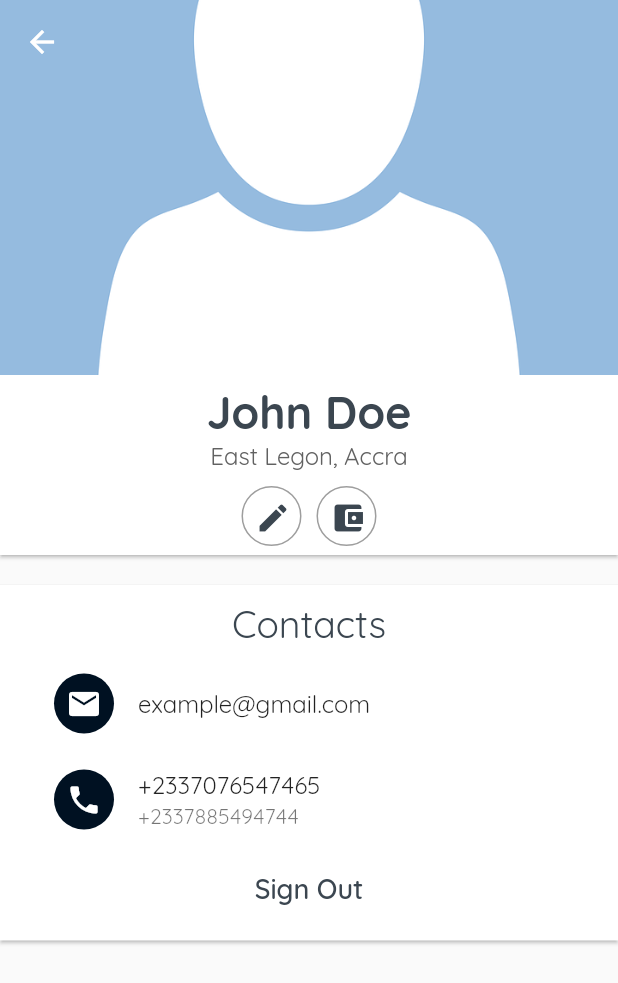
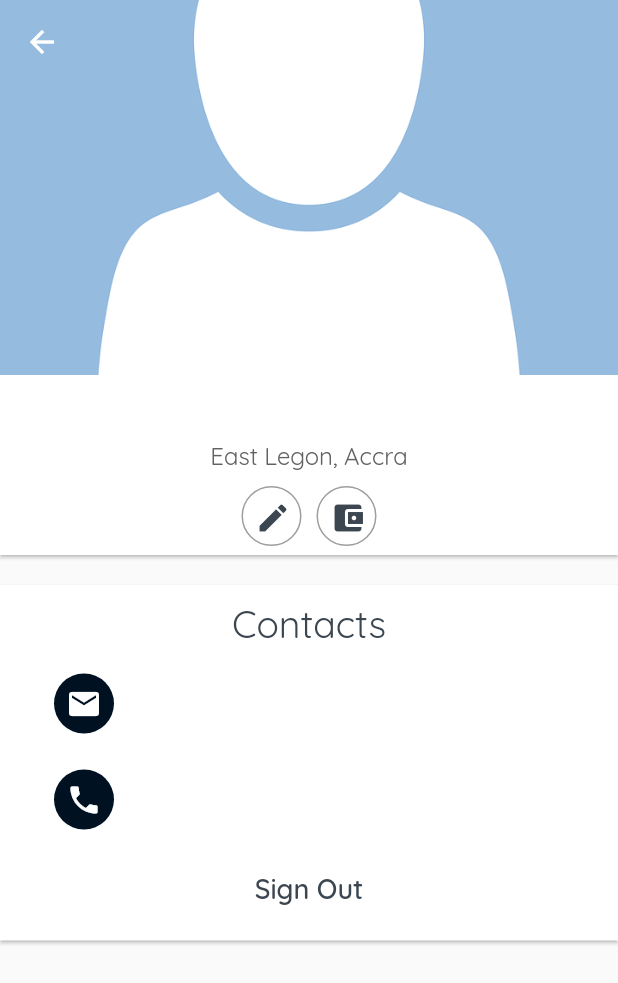
Before and after one commit to cjs10lib/bank_app, a Flutter app: the ProfilePage screen opened by its route, on a phone screen of 412 x 824 dp. Shown: the top 983 px of the screen. Run offline on Flutter 3.47's test engine with Material 2 defaults, Android fonts, the phone set to English and light mode, and no system bars; our stand-ins replace cloud_firestore, firebase_auth, firebase_storage, image_picker; accounts and stored records are empty.

Commit message:
Implemented live data in profile page

```diff
--- a/lib/pages/profile_edit_page.dart
+++ b/lib/pages/profile_edit_page.dart
@@ -36,7 +36,8 @@ class _ProfileEditPageState extends State<ProfileEditPage> {
         }
       },
       onSaved: (String value) {
-        _formData['firstname'] = '${value[0].toUpperCase()}${value.substring(1)}';
+        _formData['firstname'] =
+            '${value[0].toUpperCase()}${value.substring(1)}';
       },
     );
   }
@@ -55,7 +56,8 @@ class _ProfileEditPageState extends State<ProfileEditPage> {
         }
       },
       onSaved: (String value) {
-        _formData['lastname'] = '${value[0].toUpperCase()}${value.substring(1)}';
+        _formData['lastname'] =
+            '${value[0].toUpperCase()}${value.substring(1)}';
       },
     );
   }
@@ -77,7 +79,7 @@ class _ProfileEditPageState extends State<ProfileEditPage> {
         }
       },
       onSaved: (String value) {
-        _formData['mobilePhone'] = value;
+        _formData['mobilePhone'] = '+233$value';
       },
     );
   }
@@ -94,10 +96,30 @@ class _ProfileEditPageState extends State<ProfileEditPage> {
           suffixIcon: Icon(Icons.local_phone)),
       initialValue: profile != null ? profile.otherPhone : null,
       onSaved: (String value) {
-        _formData['otherPhone'] = value;
+        _formData['otherPhone'] = '+233$value';
       },
     );
   }
+
+  // Widget _buildLastNameTextField(Profile profile) {
+  //   return TextFormField(
+  //     decoration: InputDecoration(
+  //       filled: true,
+  //       fillColor: Colors.white,
+  //       labelText: 'Last Name',
+  //     ),
+  //     initialValue: profile != null ? profile.lastname : null,
+  //     validator: (String value) {
+  //       if (value.isEmpty) {
+  //         return 'Lastname is required!';
+  //       }
+  //     },
+  //     onSaved: (String value) {
+  //       _formData['lastname'] =
+  //           '${value[0].toUpperCase()}${value.substring(1)}';
+  //     },
+  //   );
+  // }
 
   Widget _buildFormControls(BuildContext context, MainModel model) {
     return Row(
--- a/lib/pages/profile_page.dart
+++ b/lib/pages/profile_page.dart
@@ -1,17 +1,15 @@
+import 'package:bank_app/models/profile.dart';
+import 'package:bank_app/scoped_models/main_model.dart';
 import 'package:flutter/material.dart';
+import 'package:scoped_model/scoped_model.dart';
 
 class ProfilePage extends StatelessWidget {
-  @override
-  Widget build(BuildContext context) {
-    return SafeArea(
-      child: Scaffold(
-        body: CustomScrollView(
-          slivers: <Widget>[
-            SliverAppBar(
+  Widget _buildSliverAppBar() {
+    return SliverAppBar(
       expandedHeight: 250.0,
       pinned: true,
       flexibleSpace: FlexibleSpaceBar(
-                title: Text('Ottomoto'),
+        // title: Text('Ottomoto'),
         background: Hero(
           tag: 'profile-image',
           child: FadeInImage(
@@ -22,29 +20,26 @@ class ProfilePage extends StatelessWidget {
           ),
         ),
       ),
-            ),
-            SliverList(
-              delegate: SliverChildListDelegate([
-                Material(
-                  elevation: 1.0,
-                  color: Colors.white,
-                  child: Container(
-                    height: 120.0,
-                    child: Column(
-                      mainAxisAlignment: MainAxisAlignment.center,
-                      children: <Widget>[
-                        Text('John Doe',
+    );
+  }
+
+  Widget _buildProfileName(Profile profile) {
+    return Text('${profile.firstname} ${profile.lastname}',
         style: TextStyle(
             fontSize: 30.0,
             fontWeight: FontWeight.bold,
-                                color: Color.fromRGBO(59, 70, 80, 1))),
-                        Text(
+            color: Color.fromRGBO(59, 70, 80, 1)));
+  }
+
+  Widget _buildProfileAddress() {
+    return Text(
       'East Legon, Accra',
-                          style: TextStyle(
-                              fontSize: 16.0, color: Colors.grey[700]),
-                        ),
-                        SizedBox(height: 10.0),
-                        Row(
+      style: TextStyle(fontSize: 16.0, color: Colors.grey[700]),
+    );
+  }
+
+  Widget _buildControls(BuildContext context, MainModel model) {
+    return Row(
       mainAxisAlignment: MainAxisAlignment.center,
       children: <Widget>[
         Container(
@@ -54,8 +49,7 @@ class ProfilePage extends StatelessWidget {
               borderRadius: BorderRadius.circular(20.0),
               border: Border.all(color: Colors.grey)),
           child: IconButton(
-                                icon: Icon(Icons.edit,
-                                    color: Color.fromRGBO(59, 70, 80, 1)),
+            icon: Icon(Icons.edit, color: Color.fromRGBO(59, 70, 80, 1)),
             onPressed: () {},
           ),
         ),
@@ -75,39 +69,36 @@ class ProfilePage extends StatelessWidget {
           ),
         )
       ],
-                        ),
-                      ],
-                    ),
-                  ),
-                ),
-                SizedBox(height: 20),
-                Material(
+    );
+  }
+
+  Widget _buildProfileContacts(
+      BuildContext context, Profile profile, MainModel model) {
+    return Material(
       elevation: 1.0,
       color: Colors.white,
       child: Container(
         child: Container(
-                      padding: EdgeInsets.symmetric(
-                          vertical: 10.0, horizontal: 20.0),
+          padding: EdgeInsets.symmetric(vertical: 10.0, horizontal: 20.0),
           child: Column(children: <Widget>[
             Text(
               'Contacts',
               style: TextStyle(
-                              fontSize: 25.0,
-                              color: Color.fromRGBO(59, 70, 80, 1)),
+                  fontSize: 25.0, color: Color.fromRGBO(59, 70, 80, 1)),
             ),
             SizedBox(height: 10.0),
             ListTile(
               leading: CircleAvatar(
                   child: Icon(Icons.email, color: Colors.white),
                   backgroundColor: Theme.of(context).primaryColor),
-                          title: Text('example@gmail.com'),
+              title: Text(profile.email),
             ),
             ListTile(
               leading: CircleAvatar(
                   child: Icon(Icons.phone, color: Colors.white),
                   backgroundColor: Theme.of(context).primaryColor),
-                          title: Text('+2337076547465'),
-                          subtitle: Text('+2337885494744'),
+              title: Text(profile.mobilePhone),
+              subtitle: Text(profile.otherPhone),
             ),
             FlatButton(
                 child: Text('Sign Out',
@@ -116,19 +107,55 @@ class ProfilePage extends StatelessWidget {
                       fontSize: 18.0,
                     )),
                 onPressed: () {
+                  model.signOut().then((_) {
                     Navigator.of(context).pop();
                     Navigator.of(context).pushReplacementNamed('/');
-
+                  });
                 })
           ]),
         ),
       ),
-                )
+    );
+  }
+
+  @override
+  Widget build(BuildContext context) {
+    return ScopedModelDescendant<MainModel>(
+      builder: (BuildContext context, Widget child, MainModel model) {
+        final _profile = model.profile;
+
+        return Scaffold(
+          body: SafeArea(
+            child: CustomScrollView(
+              slivers: <Widget>[
+                _buildSliverAppBar(),
+                SliverList(
+                  delegate: SliverChildListDelegate([
+                    Material(
+                      elevation: 1.0,
+                      color: Colors.white,
+                      child: Container(
+                        height: 120.0,
+                        child: Column(
+                          mainAxisAlignment: MainAxisAlignment.center,
+                          children: <Widget>[
+                            _buildProfileName(_profile),
+                            _buildProfileAddress(),
+                            SizedBox(height: 10.0),
+                            _buildControls(context, model)
+                          ],
+                        ),
+                      ),
+                    ),
+                    SizedBox(height: 20),
+                    _buildProfileContacts(context, _profile, model)
                   ]),
                 )
               ],
             ),
           ),
         );
+      },
+    );
   }
 }
```
Lines whose indentation alone changed are shown as unchanged.
